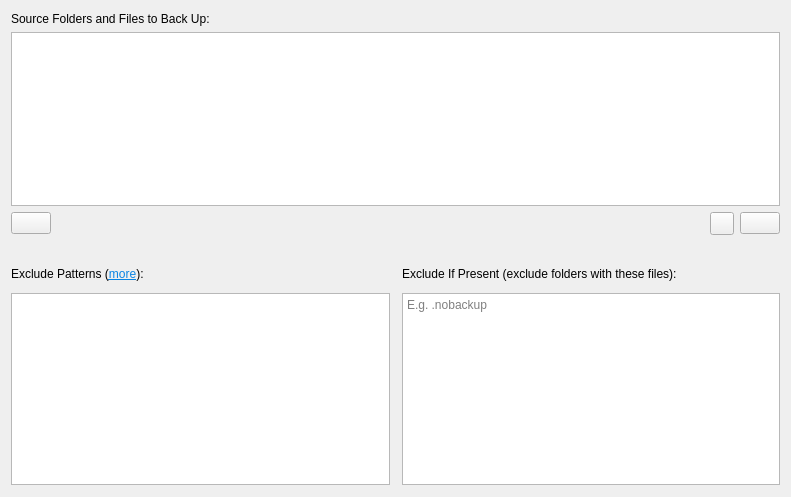
Above: src/vorta/assets/UI/sourcetab.ui from borgbase/vorta before the change. Below: the same form after it.
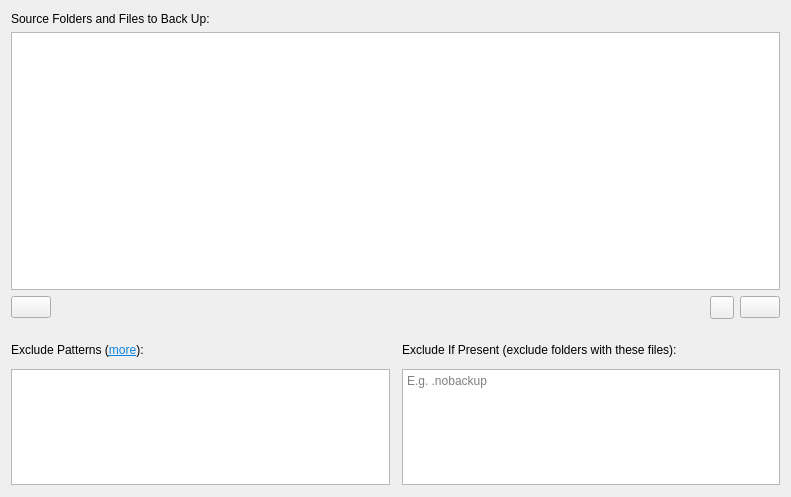
That is the form after the change.

Commit message:
Add context menu to source view.
* src/vorta/views/source_tab.py (SourceTab): Implement `sourceitem_contextmenu` and `source_copy`.
	Set context menu policiy of `sourceFilesWidget` to `CustomContextMenu`.

* src/vorta/assets/UI/sourcetab.ui: Change size hints.

Diff of the .ui file:
```diff
--- a/src/vorta/assets/UI/sourcetab.ui
+++ b/src/vorta/assets/UI/sourcetab.ui
@@ -13,7 +13,7 @@
   <property name="windowTitle">
    <string>Form</string>
   </property>
-  <layout class="QVBoxLayout" name="verticalLayout_2">
+  <layout class="QVBoxLayout" name="verticalLayout_2" stretch="2,1">
    <property name="spacing">
     <number>12</number>
    </property>
@@ -25,6 +25,12 @@
    </property>
    <item>
     <widget class="QFrame" name="frame">
+     <property name="sizePolicy">
+      <sizepolicy hsizetype="Preferred" vsizetype="Preferred">
+       <horstretch>0</horstretch>
+       <verstretch>1</verstretch>
+      </sizepolicy>
+     </property>
      <property name="frameShape">
       <enum>QFrame::NoFrame</enum>
      </property>
@@ -56,18 +62,6 @@
         <property name="enabled">
          <bool>true</bool>
         </property>
-        <property name="sizePolicy">
-         <sizepolicy hsizetype="Expanding" vsizetype="Expanding">
-          <horstretch>0</horstretch>
-          <verstretch>0</verstretch>
-         </sizepolicy>
-        </property>
-        <property name="minimumSize">
-         <size>
-          <width>0</width>
-          <height>0</height>
-         </size>
-        </property>
         <property name="editTriggers">
          <set>QAbstractItemView::NoEditTriggers</set>
         </property>
@@ -156,9 +150,9 @@
     </widget>
    </item>
    <item>
-    <layout class="QGridLayout" name="gridLayout">
+    <layout class="QGridLayout" name="gridLayout" rowstretch="0,1">
      <property name="topMargin">
-      <number>20</number>
+      <number>12</number>
      </property>
      <item row="0" column="0">
       <widget class="QLabel" name="label">
@@ -180,11 +174,14 @@
      <item row="1" column="0">
       <widget class="QPlainTextEdit" name="excludePatternsField">
        <property name="sizePolicy">
-        <sizepolicy hsizetype="Expanding" vsizetype="Minimum">
+        <sizepolicy hsizetype="Expanding" vsizetype="Preferred">
          <horstretch>0</horstretch>
          <verstretch>0</verstretch>
         </sizepolicy>
        </property>
+       <property name="sizeAdjustPolicy">
+        <enum>QAbstractScrollArea::AdjustToContentsOnFirstShow</enum>
+       </property>
        <property name="plainText">
         <string/>
        </property>
@@ -196,11 +193,14 @@
      <item row="1" column="1">
       <widget class="QPlainTextEdit" name="excludeIfPresentField">
        <property name="sizePolicy">
-        <sizepolicy hsizetype="Expanding" vsizetype="Minimum">
+        <sizepolicy hsizetype="Expanding" vsizetype="Preferred">
          <horstretch>0</horstretch>
          <verstretch>0</verstretch>
         </sizepolicy>
        </property>
+       <property name="sizeAdjustPolicy">
+        <enum>QAbstractScrollArea::AdjustToContentsOnFirstShow</enum>
+       </property>
        <property name="placeholderText">
         <string>E.g. .nobackup</string>
        </property>
```
The commit also changes 1 other file.
